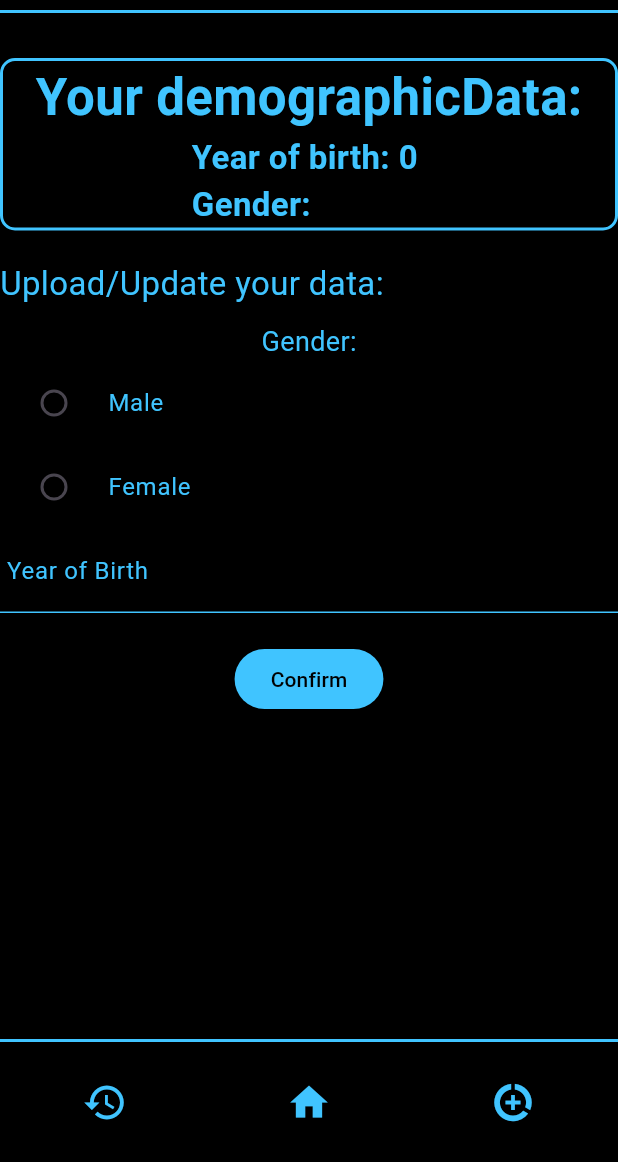
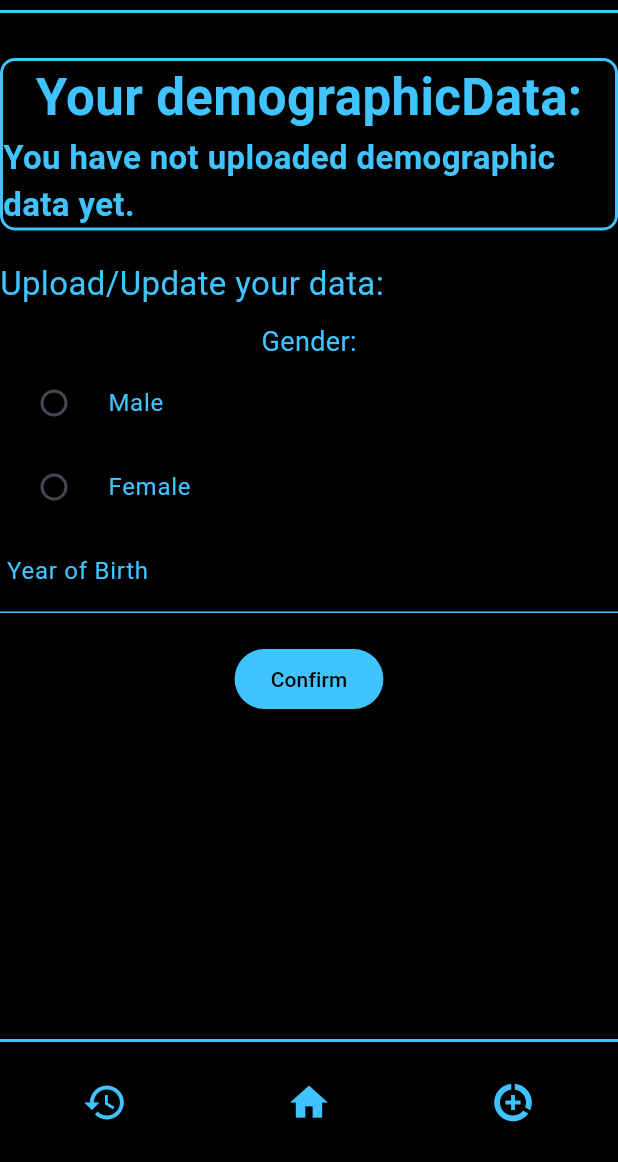
Before and after one commit to MikeStefas/flutter_x, a Flutter app: the DataPage screen opened by its route, on a phone screen of 412 x 824 dp, the part 74-1236 px from its top. Run offline on Flutter 3.47's test engine with Material 3 defaults, Android fonts, the phone set to English and light mode, and no system bars; our stand-ins replace flutter_secure_storage, image_picker, jwt_decoder, video_player; missing offline and left inert: dartssh2; accounts and stored records are empty; statements that could not run were skipped.

Commit message:
changes to push to gitlab

```diff
--- a/lib/link.dart
+++ b/lib/link.dart
@@ -1 +1 @@
-const link = 'https://9358acb27a47.ngrok-free.app';
+const link = 'https://9788e13e64cd.ngrok-free.app';
--- a/lib/pages/demographicDataPage/demographicDatapage.dart
+++ b/lib/pages/demographicDataPage/demographicDatapage.dart
@@ -6,8 +6,8 @@ import 'package:myapp/util/common_app_bar.dart';
 import 'package:myapp/util/common_bot_app_bar.dart';
 import 'package:flutter_secure_storage/flutter_secure_storage.dart';
 
-var currentYob = 0;
-var currentGender = ' ';
+int currentYob = 0;
+String currentGender = ' ';
 
 const storage = FlutterSecureStorage();
 
@@ -38,12 +38,16 @@ class DataPageBody extends StatefulWidget {
 }
 
 class _DataPageBodyState extends State<DataPageBody> {
-  //the function that brings the data here
+  bool hasDemographics = false;
   Future<void> loadDemographics() async {
+    //reset numbers through page changes
+    currentYob = 0;
+    currentGender = ' ';
     var res = await viewDemographicDataRequest();
-    if (res != null) {
+    if (res != null && res != '{message: Demographics do not exist}') {
       currentYob = res['yearOfBirth'];
       currentGender = res['gender'];
+      hasDemographics = true;
     }
   }
 
@@ -60,7 +64,11 @@ class _DataPageBodyState extends State<DataPageBody> {
   Widget build(BuildContext context) {
     return ListView(
       children: [
-        ShowMyData(yob: currentYob, gender: currentGender),
+        ShowMyData(
+          yob: currentYob,
+          gender: currentGender,
+          hasDemographics: hasDemographics,
+        ),
         UploadData(),
       ],
     );
--- a/lib/pages/demographicDataPage/showMyData.dart
+++ b/lib/pages/demographicDataPage/showMyData.dart
@@ -4,13 +4,26 @@ import 'package:myapp/util/info_box.dart';
 class ShowMyData extends StatelessWidget {
   final int yob;
   final String gender;
-  const ShowMyData({super.key, required this.yob, required this.gender});
+  final bool hasDemographics;
+  const ShowMyData({
+    super.key,
+    required this.yob,
+    required this.gender,
+    required this.hasDemographics,
+  });
 
   @override
   Widget build(BuildContext context) {
-    return InfoBox(
-      title: 'Your demographicData:',
-      txt: 'Year of birth: $yob \nGender: $gender',
-    );
+    if (hasDemographics == false) {
+      return InfoBox(
+        title: 'Your demographicData:',
+        txt: 'You have not uploaded demographic data yet.',
+      );
+    } else {
+      return InfoBox(
+        title: 'Your demographicData:',
+        txt: 'Year of birth: $yob \nGender: $gender',
+      );
+    }
   }
 }
--- a/lib/pages/historyPage/historypage.dart
+++ b/lib/pages/historyPage/historypage.dart
@@ -53,6 +53,10 @@ class _HistoryState extends State<History> {
   void initState() {
     super.initState();
     () async {
+      //fixed bug that would keep user1 reports if u logged in with user2 who has no reports
+      setState(() {
+        reports = [];
+      });
       await _loadReports();
       //sort by neqest first
       reports.sort((a, b) {
```
